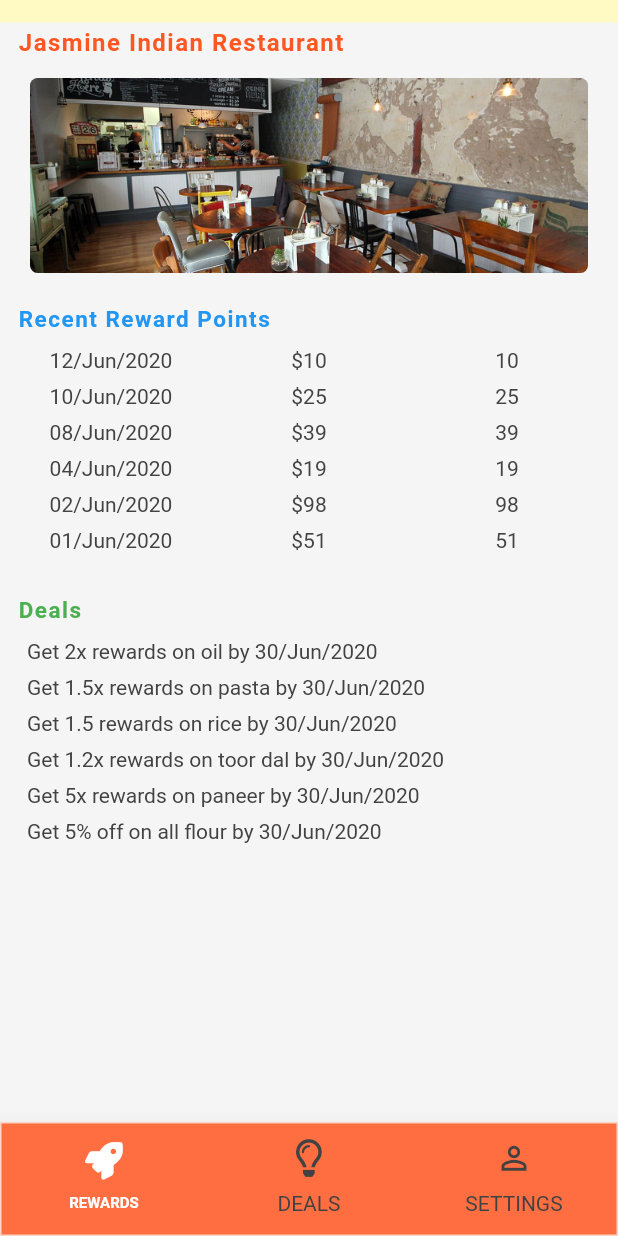
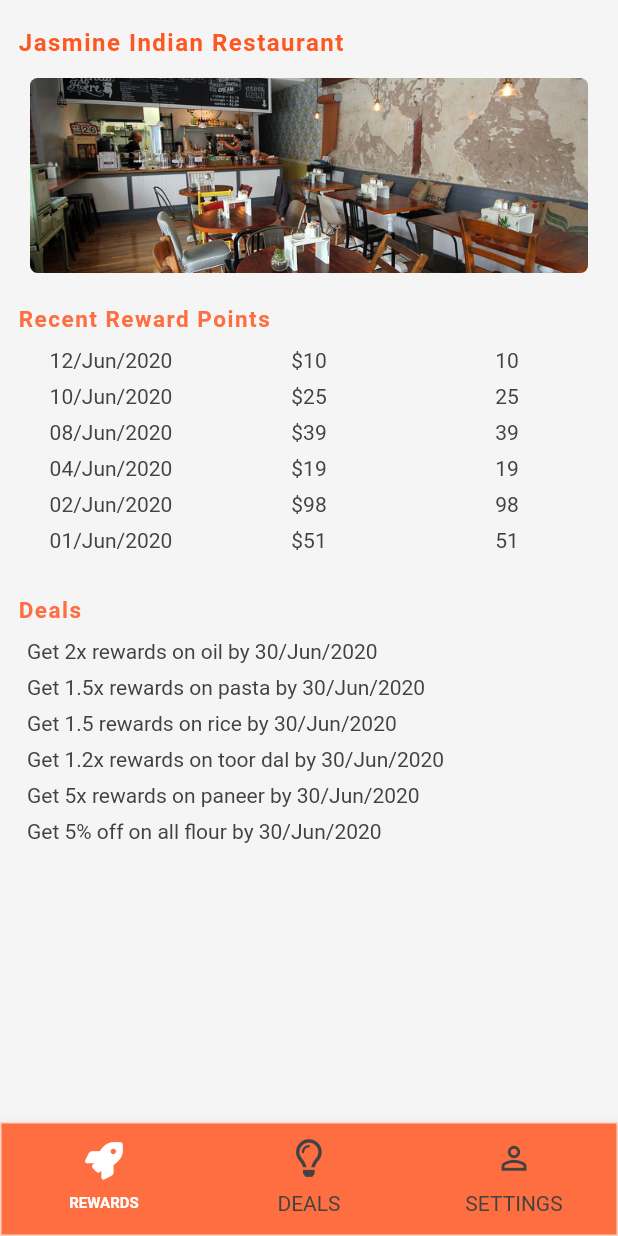
Before and after one commit to JessNah/GrowLocal, a Flutter app: the HomeScreen screen opened directly, after a tap on "Jasmine Indian Restaurant", on a phone screen of 412 x 824 dp. Run offline on Flutter 3.47's test engine with Material 2 defaults, Android fonts, the phone set to English and light mode, and no system bars; our stand-ins replace charts_flutter, font_awesome_flutter, page_transition; missing offline and left inert: flutter_gradients; Roboto replaces fonts that are missing (Roboto Mono).

Commit message:
Color improvements and login default values

```diff
--- a/flutterclient/lib/models/business_data.dart
+++ b/flutterclient/lib/models/business_data.dart
@@ -5,8 +5,9 @@ class BusinessData{
   String amount;
   String id;
   String customerName;
+  String dealR;
 
-  BusinessData({this.phoneNum, this.amount, this.id, this.customerName});
+  BusinessData({this.phoneNum, this.amount, this.id, this.customerName,this.dealR});
 }
 
 List<BusinessData> businesses = [
@@ -14,36 +15,43 @@ List<BusinessData> businesses = [
       phoneNum: "XXXXXX123",
       amount: "\$258",
       id:"1",
-      customerName: "Aditya"
+      customerName: "Aditya",
+      dealR: "\nOffer 5% off on baby products"
   ),
   BusinessData(
       phoneNum: "XXXXXX456",
       amount: "\$2400",
       id:"2",
-      customerName: "Raj"
+      customerName: "Raj",
+      dealR: "\nOffer 5% off on cleaning products"
   ),
   BusinessData(
       phoneNum: "XXXXXX191",
       amount: "\$458",
       id:"3",
-      customerName: "John"
+      customerName: "John",
+      dealR: "\nOffer 2x reward points on cooking oil"
+
   ),
   BusinessData(
       phoneNum: "XXXXXX120",
       amount: "\$100",
       id:"4",
-      customerName: "Smith"
+      customerName: "Smith",
+      dealR: "\nOffer 5% off on honey"
   ),
   BusinessData(
       phoneNum: "XXXXXX567",
       amount: "\$400",
       id:"5",
-      customerName: "Tom"
+      customerName: "Tom",
+      dealR: "\nOffer 10% off on bhuja mix"
   ),
   BusinessData(
       phoneNum: "XXXXXX456",
       amount: "\$1200",
       id:"6",
-      customerName: "Sam"
+      customerName: "Sam",
+      dealR: "\nOffer 3x points on sweets"
   )
 ];
--- a/flutterclient/lib/screens/business_explore_screen.dart
+++ b/flutterclient/lib/screens/business_explore_screen.dart
@@ -445,7 +445,7 @@ class _BusinessExploreScreenState extends State<BusinessExploreScreen> with Sing
                                                 ),
                                               ),
                                               subtitle: Text(
-                                                business.phoneNum,
+                                                business.phoneNum + business.dealR,
                                                 style: TextStyle(
                                                   fontWeight: FontWeight.bold,
                                                 ),
--- a/flutterclient/lib/screens/projects_screen.dart
+++ b/flutterclient/lib/screens/projects_screen.dart
@@ -65,7 +65,7 @@ class _ProjectsPageWidget extends State<ProjectsPageWidget> with SingleTickerPro
 
           Container( //TODO: use Expanded?
               height: 1000,
-              color: Colors.yellow[100],
+              color: Colors.grey[100],
               child: ListView(
                 children: <Widget>[
                   SizedBox(height: 15,),
@@ -182,7 +182,7 @@ class ProjectsListContainerWidget extends StatelessWidget {
                                     "Recent Reward Points",
                                     style: TextStyle(
                                       letterSpacing: 1,
-                                      color: Colors.blue,
+                                      color: Colors.deepOrangeAccent,
                                       fontSize: 15,
                                       fontWeight: FontWeight.bold,
                                       fontFamily: 'Roboto Mono'
@@ -293,7 +293,7 @@ class ProjectsListContainerWidget extends StatelessWidget {
                                     "Deals ",
                                     style: TextStyle(
                                         letterSpacing: 1,
-                                        color: Colors.green,
+                                        color: Colors.deepOrangeAccent,
                                         fontSize: 15,
                                         fontWeight: FontWeight.bold,
                                         fontFamily: 'roboto'
```
Also changed, not shown: flutterclient/lib/screens/login_screen.dart (+6 -5 lines).
